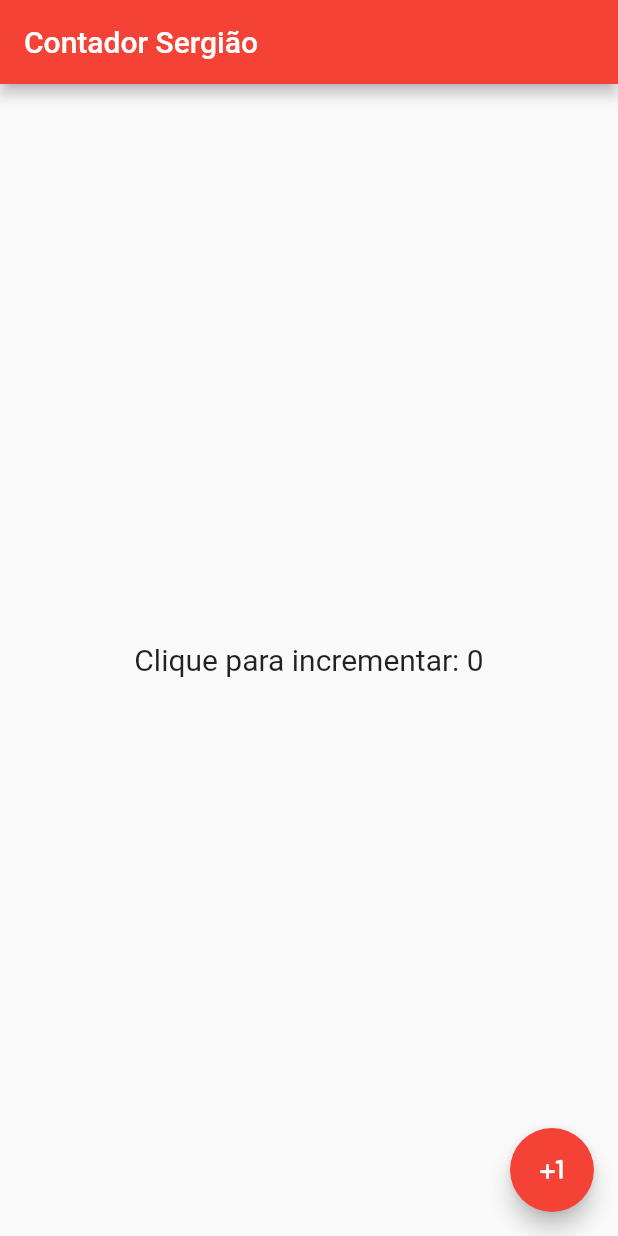
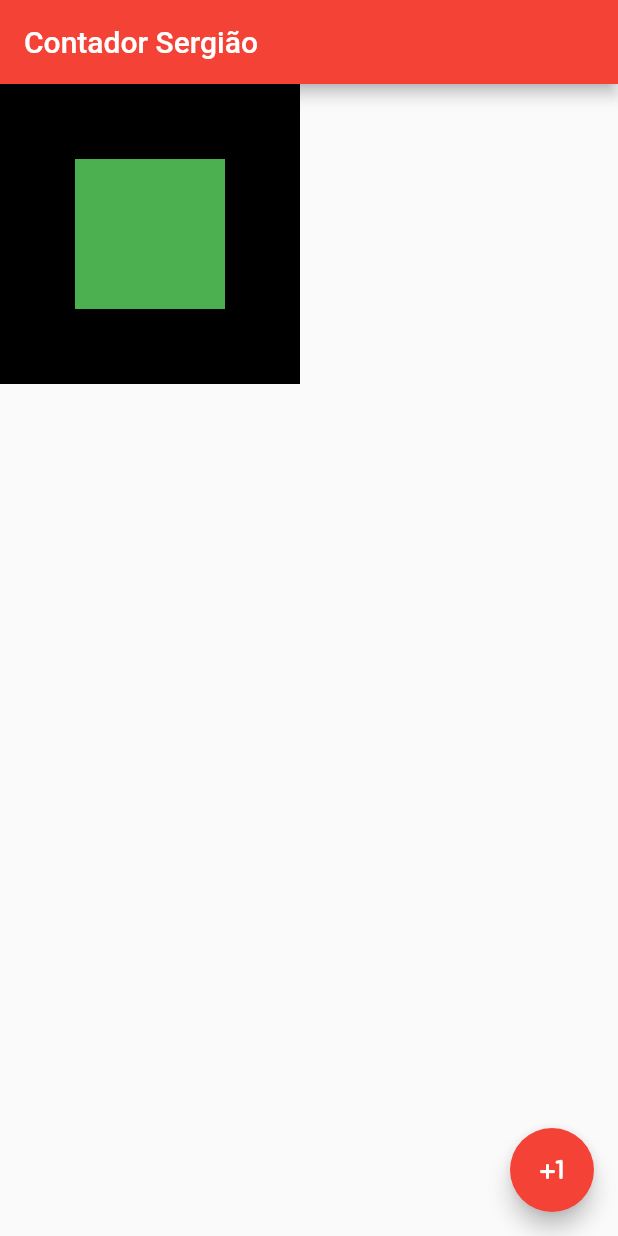
Before and after one commit to sergiaoprogramador/hello_world_flutter, a Flutter app: the screen it shows after launch, on a phone screen of 412 x 824 dp. Run offline on Flutter 3.47's test engine with Material 2 defaults, Android fonts, the phone set to English and light mode, and no system bars.

Commit message:
single render

```diff
--- a/lib/home_page.dart
+++ b/lib/home_page.dart
@@ -16,18 +16,19 @@ class HomePageStage extends State<HomePage> {
       appBar: AppBar(
         title: Text('Contador Sergião'),
       ),
-      body: Center(
-          child: GestureDetector(
-        child: Text(
-          "Clique para incrementar: $counter",
-          style: TextStyle(fontSize: 20.0),
+      body: Container(
+        height: 200,
+        width: 200,
+        color: Colors.black,
+        child: Align(
+          alignment: Alignment.center,
+          child: Container(
+            height: 100,
+            width: 100,
+            color: Colors.green,
+          ),
         ),
-        onTap: () {
-          setState(() {
-            counter++;
-          });
-        },
-      )),
+      ),
       floatingActionButton: FloatingActionButton(
         child: Icon(Icons.plus_one_rounded),
         onPressed: () {
```
